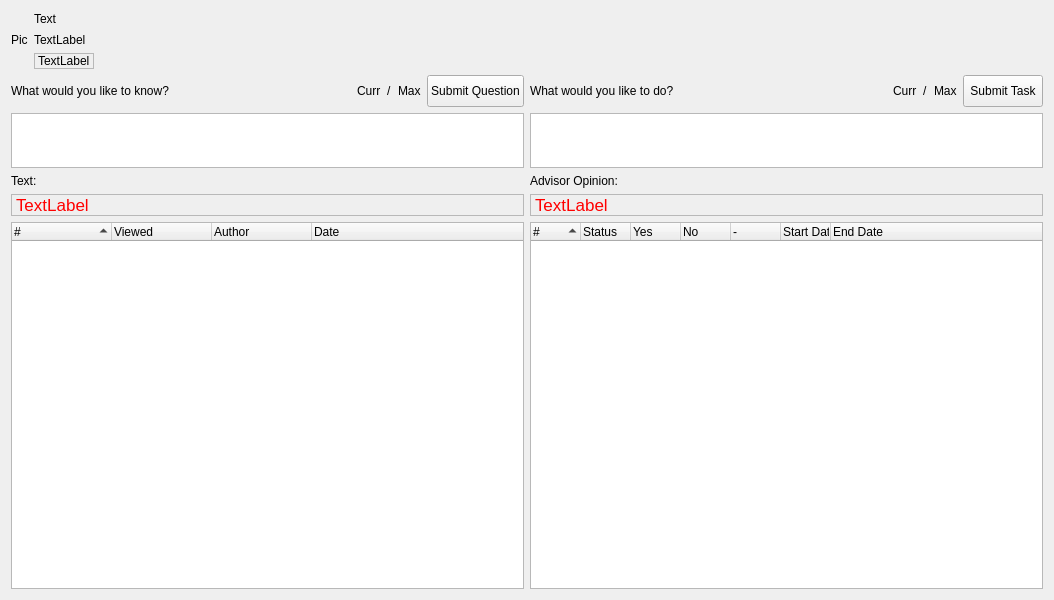
Qt form ui/AdvisorWindow.ui (dmzdev/stance) before a commit.
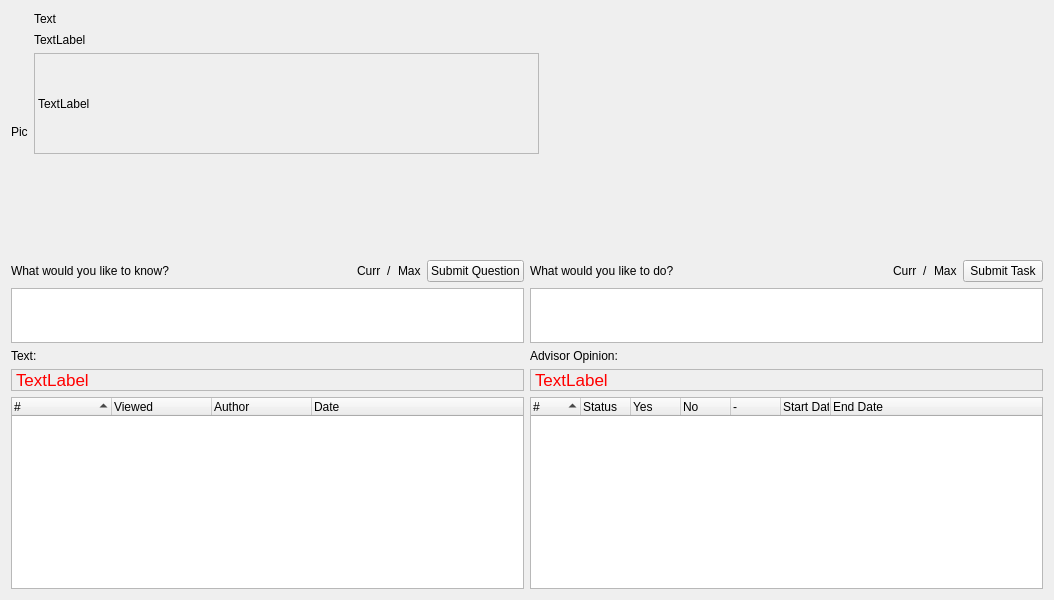
The same form after that commit.

Commit message: History trees automatically select newest entry.

Patch:
```diff
--- a/ui/AdvisorWindow.ui
+++ b/ui/AdvisorWindow.ui
@@ -96,7 +96,7 @@
        <item>
         <widget class="QLabel" name="bioText">
          <property name="sizePolicy">
-          <sizepolicy hsizetype="Maximum" vsizetype="Maximum">
+          <sizepolicy hsizetype="MinimumExpanding" vsizetype="MinimumExpanding">
            <horstretch>0</horstretch>
            <verstretch>0</verstretch>
           </sizepolicy>
@@ -115,6 +115,19 @@
          </property>
         </widget>
        </item>
+       <item>
+        <spacer name="verticalSpacer">
+         <property name="orientation">
+          <enum>Qt::Vertical</enum>
+         </property>
+         <property name="sizeHint" stdset="0">
+          <size>
+           <width>20</width>
+           <height>40</height>
+          </size>
+         </property>
+        </spacer>
+       </item>
       </layout>
      </item>
      <item>
@@ -410,7 +423,7 @@
            <item>
             <spacer name="horizontalSpacer_2">
              <property name="sizePolicy">
-              <sizepolicy hsizetype="Expanding" vsizetype="Fixed">
+              <sizepolicy hsizetype="Expanding" vsizetype="Minimum">
                <horstretch>0</horstretch>
                <verstretch>0</verstretch>
               </sizepolicy>
```
The commit also changes 1 other file.
